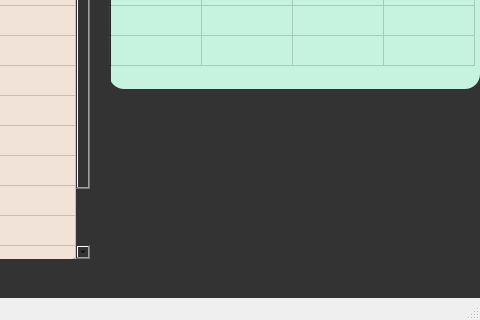
This is home.ui in jibrankhalil-jk/CafeKit as Qt 5 draws it before an edit; both pictures show x 528 to 1008 and y 422 to 742 of the 1008 by 742 pixel window. The edited form follows.
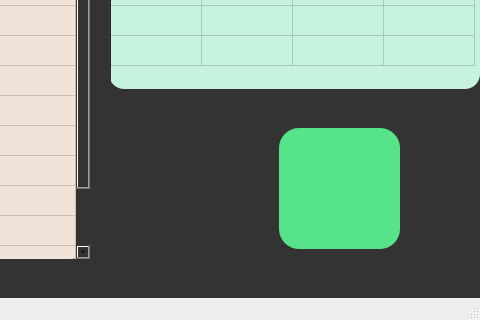
This is the edited form. The open tabs and pages were chosen to show the change. Icons and pictures are not drawn.

```diff
--- a/home.ui
+++ b/home.ui
@@ -1673,19 +1673,6 @@
        </property>
       </column>
      </widget>
-     <widget class="QLabel" name="label_18">
-      <property name="geometry">
-       <rect>
-        <x>530</x>
-        <y>550</y>
-        <width>131</width>
-        <height>121</height>
-       </rect>
-      </property>
-      <property name="text">
-       <string/>
-      </property>
-     </widget>
      <widget class="QTableWidget" name="loantable1">
       <property name="geometry">
        <rect>
@@ -1856,6 +1843,33 @@
        </property>
       </column>
      </widget>
+     <widget class="QLabel" name="label_17">
+      <property name="geometry">
+       <rect>
+        <x>580</x>
+        <y>550</y>
+        <width>121</width>
+        <height>121</height>
+       </rect>
+      </property>
+      <property name="styleSheet">
+       <string notr="true">background-color: rgb(87, 227, 137);
+border-radius:20px;
+padding:30px</string>
+      </property>
+      <property name="text">
+       <string/>
+      </property>
+      <property name="pixmap">
+       <pixmap resource="Resources/resources.qrc">:/Images/Plus.svg</pixmap>
+      </property>
+      <property name="scaledContents">
+       <bool>true</bool>
+      </property>
+      <property name="wordWrap">
+       <bool>false</bool>
+      </property>
+     </widget>
     </widget>
     <widget class="QWidget" name="settingpage"/>
     <widget class="QWidget" name="helppage"/>
```
Left out of the diff: 97 changed lines with no effect on the pictures.
